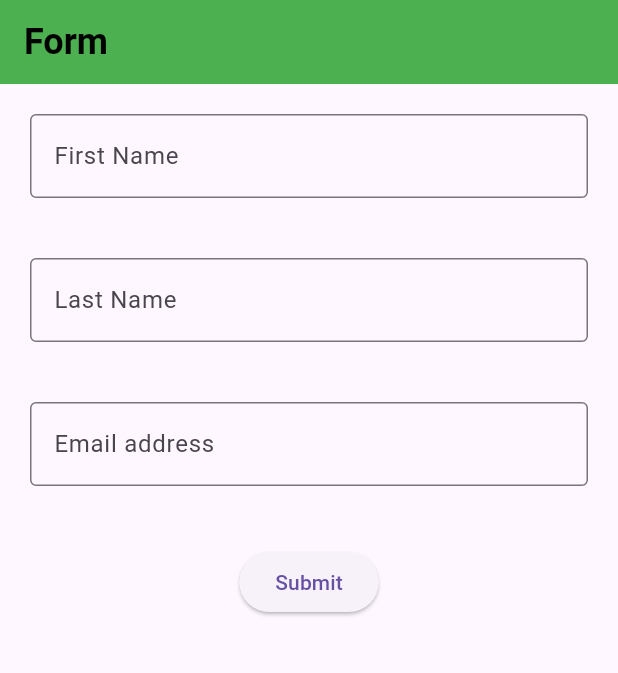
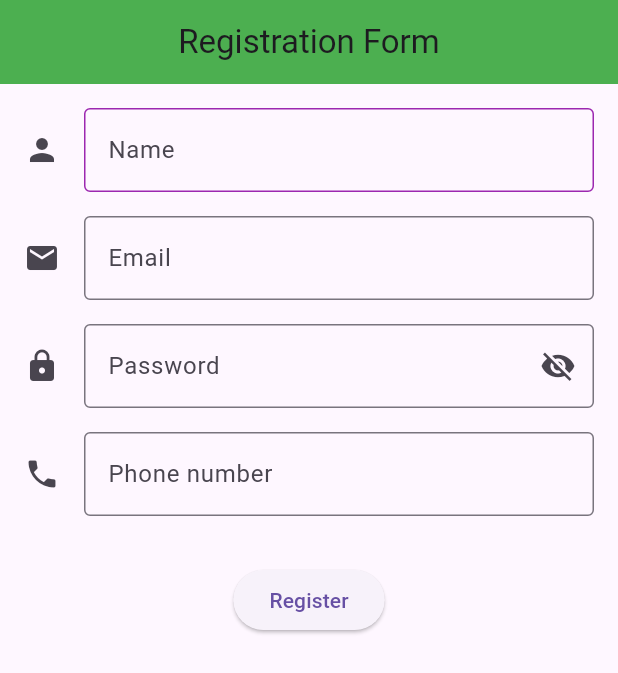
Before and after one commit to Abuessa265/Flutter_essential_And_Sourcecode_flow, a Flutter app: the screen it shows after launch, on a phone screen of 412 x 824 dp. Shown: the top 673 px of the screen. Run offline on Flutter 3.47's test engine with Material 3 defaults, Android fonts, the phone set to English and light mode, and no system bars.

Commit message:
update form validation

```diff
--- a/lib/main.dart
+++ b/lib/main.dart
@@ -1,49 +1,184 @@
-import 'package:flutter/cupertino.dart';
 import 'package:flutter/material.dart';
+import 'package:flutter/services.dart';
 
-main() {
+void main() {
   runApp(const MyApp());
 }
 
 class MyApp extends StatelessWidget {
   const MyApp({super.key});
+
+  // This widget is the root of your application.
   @override
   Widget build(BuildContext context) {
-    return MaterialApp(
-        theme: ThemeData(primarySwatch: Colors.blue),
-        darkTheme: ThemeData(primarySwatch: Colors.amber),
-        color: Colors.blue,
-        home: const HomeActivity());
+    return MaterialApp(home: RegForm());
   }
 }
 
-class HomeActivity extends StatelessWidget {
-  const HomeActivity({super.key});
+class RegForm extends StatefulWidget {
+  const RegForm({super.key});
+
+  @override
+  State<RegForm> createState() => _RegFormState();
+}
+
+class _RegFormState extends State<RegForm> {
+  final _formKey = GlobalKey<FormState>();
+  final TextEditingController _nameController = TextEditingController();
+  final TextEditingController _emailController = TextEditingController();
+  final TextEditingController _passwordController = TextEditingController();
+  final TextEditingController _phoneController = TextEditingController();
+  bool _obscurePassword = true;
+  String _userData = "";
+  void dispose() {
+    _nameController.dispose();
+    _emailController.dispose();
+    _passwordController.dispose();
+    _phoneController.dispose();
+    super.dispose();
+  }
 
   @override
   Widget build(BuildContext context) {
-
-    ButtonStyle buttonStyle=ElevatedButton.styleFrom(
-        minimumSize: Size(double.infinity, 60)
-    );
-
     return Scaffold(
       appBar: AppBar(
-        title: Text(
-          'Form',
-          style: TextStyle(
-              color: Colors.black, fontSize: 24.0, fontWeight: FontWeight.bold),
+        backgroundColor: Colors.green,
+        title: Text('Registration Form'),
+        centerTitle: true,
+      ),
+      body: Padding(
+        padding: const EdgeInsets.all(16.0),
+        child: Form(
+          key: _formKey,
+          child: Column(
+            children: [
+              TextFormField(
+                controller: _nameController,
+                decoration: const InputDecoration(
+                  labelText: 'Name',
+                  hintText: 'Enter name',
+                  icon: Icon(Icons.person),
+                  border: OutlineInputBorder(
+                    borderSide: BorderSide(color: Colors.greenAccent),
+                    //Default border color below code
+                  ),
+                  focusedBorder: OutlineInputBorder(
+                    borderSide: BorderSide(color: Colors.yellow),
+                    // Border color when focused below code
+                  ),
+                  enabledBorder: OutlineInputBorder(
+                    borderSide: BorderSide(color: Colors.purple),
+                    //Border color when enabled but not focused below code
+                  ),
+                  errorBorder: OutlineInputBorder(
+                    borderSide: BorderSide(
+                      color: Colors.lightGreenAccent,
+                    ), // Border color when there is an error
+                  ),
+                  focusedErrorBorder: const OutlineInputBorder(
+                    borderSide: BorderSide(
+                      color: Colors.blue,
+                    ), // Border color when there is an error and focused
+                  ),
+                ),
+                validator: (value) {
+                  if (value == null || value.isEmpty) {
+                    return 'Please enter your name';
+                  }
+                  return null;
+                },
+              ),
+              const SizedBox(height: 16),
+              TextFormField(
+                controller: _emailController,
+                decoration: const InputDecoration(
+                  labelText: 'Email',
+                  hintText: 'Enter email',
+                  icon: Icon(Icons.email),
+                  border: OutlineInputBorder(),
+                ),
+                validator: (value) {
+                  if (value == null || value.isEmpty) {
+                    return 'Entar your email address';
+                  }
+                  if (!RegExp(
+                    r"^[a-zA-Z0-9.a-zA-Z0-9.!#$%&'*+-/=?^_`{|}~]+@[a-zA-Z0-9]+\.[a-zA-Z]+",
+                  ).hasMatch(value)) {
+                    return 'Please enter a valid email';
+                  }
+                  return null;
+                },
+              ),
+              const SizedBox(height: 16),
+              TextFormField(
+                controller: _passwordController,
+                decoration: InputDecoration(
+                  labelText: 'Password',
+                  hintText: 'Enter password',
+                  icon: Icon(Icons.lock),
+                  border: OutlineInputBorder(),
+                  suffixIcon: IconButton(
+                    icon: Icon(
+                      _obscurePassword
+                          ? Icons.visibility_off
+                          : Icons.visibility,
+                    ),
+                    onPressed: () {
+                      setState(() {
+                        _obscurePassword = !_obscurePassword;
+                      });
+                    },
+                  ),
+                ),
+                obscureText: _obscurePassword,
+                validator: (value) {
+                  if (value == null || value.isEmpty) {
+                    return 'Please enter your password';
+                  }
+                  if (value.length < 6) {
+                    return 'Password must be at least 6 charactors';
+                  }
+                  return null;
+                },
+              ),
+              const SizedBox(height: 16),
+              TextFormField(
+                controller: _phoneController,
+                decoration: InputDecoration(
+                  labelText: 'Phone number',
+                  hintText: 'Enter Number',
+                  icon: Icon(Icons.phone),
+                  border: OutlineInputBorder(),
+                ),
+                keyboardType: TextInputType.phone,
+                inputFormatters: [FilteringTextInputFormatter.digitsOnly],
+                validator: (value) {
+                  if (value == null) {
+                    return 'Please enter your phone number';
+                  }
+                  if (value.length != 11) {
+                    return 'Phone number must be 11 digits';
+                  }
+                  return null;
+                },
+              ),
+              const SizedBox(height: 32),
+              ElevatedButton(
+                onPressed: () {
+                  if (_formKey.currentState!.validate()) {
+                    setState(() {
+                      _userData =
+                          "Name : ${_nameController.text}\nEmail:  ${_emailController.text}\nPhone Number : ${_phoneController.text}";
+                    });
+                  }
+                },
+                child: Text('Register'),
+              ),
+              SizedBox(height: 32),
+              Text(_userData),
+            ],
+          ),
         ),
-        backgroundColor: Colors.green,
-      ),
-      body: Column(
-        mainAxisAlignment: MainAxisAlignment.start,
-        children: [
-          Padding(padding: EdgeInsets.all(20),child: TextField(decoration: InputDecoration(border: OutlineInputBorder(), labelText: 'First Name',)),),
-          Padding(padding: EdgeInsets.all(20),child: TextField(decoration: InputDecoration(border: OutlineInputBorder(), labelText: 'Last Name',)),),
-          Padding(padding: EdgeInsets.all(20),child: TextField(decoration: InputDecoration(border: OutlineInputBorder(), labelText: 'Email address',)),),
-          Padding(padding: EdgeInsets.all(20),child:  ElevatedButton(onPressed: (){},child: Text('Submit'),),)
-        ],
       ),
     );
   }
```
Also changed, not shown: pubspec.lock.
